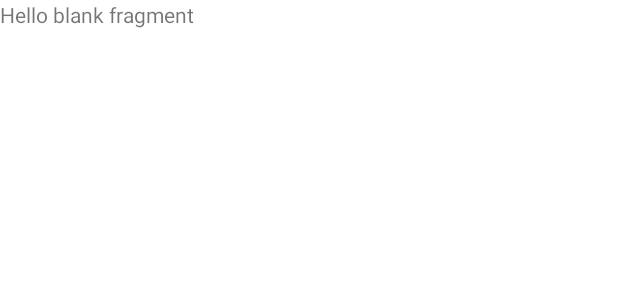
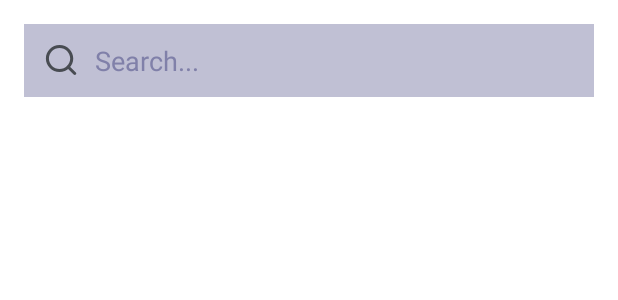
Before and after one commit to AND102-19/Cinemania, an Android app: the layout fragment_search.xml on its own in the app's theme, with its tools: preview values and no code run, on a phone screen of 412 x 824 dp. Shown: the top 300 px of the screen. Run offline under Robolectric (Android 15) with nearby library versions, the phone set to English and light mode, and no system bars.

Commit message:
add search bar UI

```diff
--- a/app/src/main/res/layout/fragment_search.xml
+++ b/app/src/main/res/layout/fragment_search.xml
@@ -1,14 +1,35 @@
 <?xml version="1.0" encoding="utf-8"?>
-<FrameLayout xmlns:android="http://schemas.android.com/apk/res/android"
-    xmlns:tools="http://schemas.android.com/tools"
+<RelativeLayout xmlns:android="http://schemas.android.com/apk/res/android"
     android:layout_width="match_parent"
-    android:layout_height="match_parent"
-    tools:context=".SearchFragment">
+    android:layout_height="match_parent">
 
-    <!-- TODO: Update blank fragment layout -->
-    <TextView
+    <!-- Search Bar Container -->
+    <LinearLayout
+        android:id="@+id/search_container"
         android:layout_width="match_parent"
-        android:layout_height="match_parent"
-        android:text="@string/hello_blank_fragment" />
+        android:layout_height="wrap_content"
+        android:orientation="vertical"
+        android:padding="16dp"
+        android:background="#FFFFFF"
+        >
 
-</FrameLayout>
+        <!-- Search Bar -->
+        <EditText
+            android:id="@+id/search_bar"
+            android:layout_width="match_parent"
+            android:layout_height="wrap_content"
+            android:hint="Search..."
+            android:background="#C0C0D4"
+            android:textColor="#8080A9"
+            android:textColorHint="#8080A9"
+            android:inputType="text"
+            android:maxLines="1"
+            android:drawableStart="@drawable/search_ic"
+            android:padding="12dp"
+            android:drawablePadding="10dp"/>
+
+    </LinearLayout>
+
+
+
+</RelativeLayout>
```
